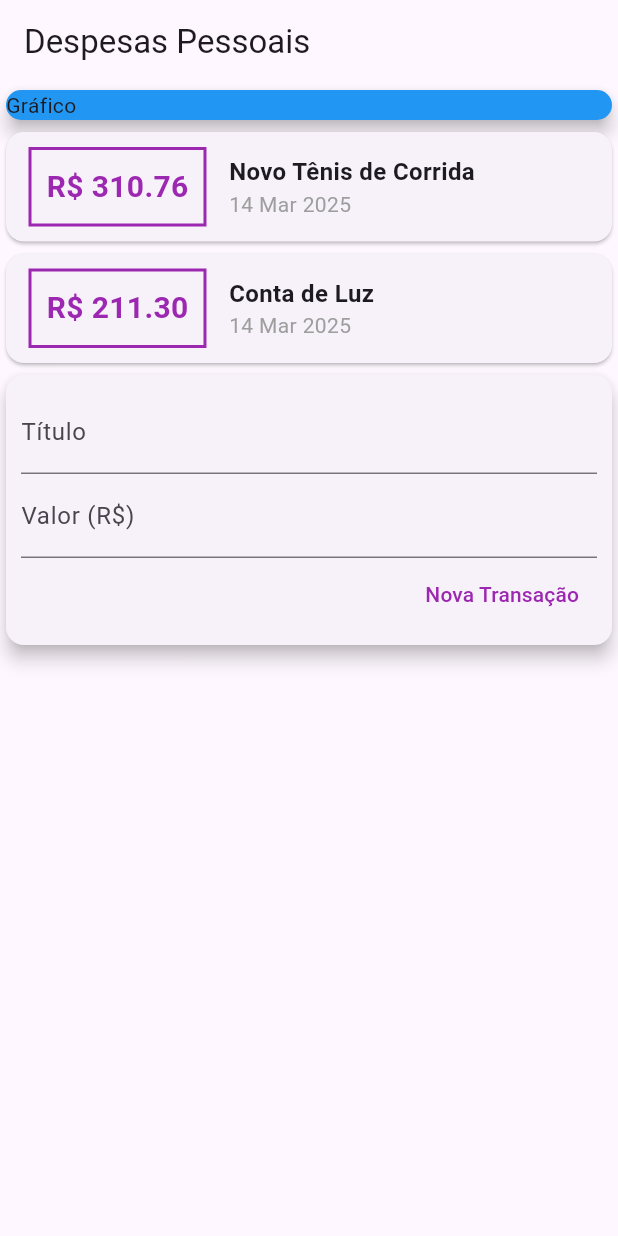
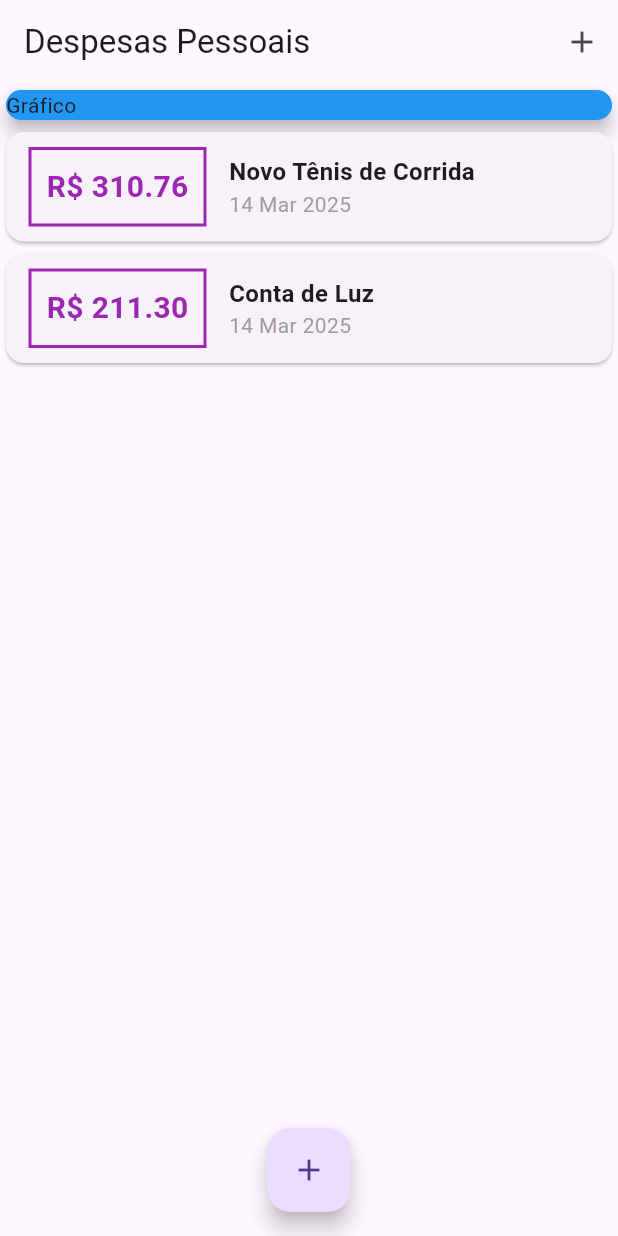
Before and after one commit to VladimirCGF/Expenses-Curso-Udemy, a Flutter app: the screen it shows after launch, on a phone screen of 412 x 824 dp. Run offline on Flutter 3.47's test engine with Material 3 defaults, Android fonts, the phone set to English and light mode, and no system bars.

Commit message:
Estilo com Theme

```diff
--- a/lib/components/transaction_list.dart
+++ b/lib/components/transaction_list.dart
@@ -1,7 +1,6 @@
 import 'package:flutter/material.dart';
+import '../models/transaction.dart';
 import 'package:intl/intl.dart';
-import '../models/transaction.dart';
-
 
 class TransactionList extends StatelessWidget {
   final List<Transaction> transactions;
@@ -10,8 +9,12 @@ class TransactionList extends StatelessWidget {
 
   @override
   Widget build(BuildContext context) {
-    return Column(
-      children: transactions.map((tr) {
+    return SizedBox(
+      height: 300,
+      child: ListView.builder(
+        itemCount: transactions.length,
+        itemBuilder: (ctx, index) {
+          final tr = transactions[index];
           return Card(
             child: Row(
               children: [
@@ -22,17 +25,17 @@ class TransactionList extends StatelessWidget {
                   ),
                   decoration: BoxDecoration(
                     border: Border.all(
-                    color: Colors.purple,
+                      color: Theme.of(context).colorScheme.primary,
                       width: 2,
                     ),
                   ),
                   padding: const EdgeInsets.all(10),
                   child: Text(
                     'R\$ ${tr.value.toStringAsFixed(2)}',
-                  style: const TextStyle(
+                    style: TextStyle(
                       fontWeight: FontWeight.bold,
                       fontSize: 20,
-                    color: Colors.purple,
+                      color: Theme.of(context).colorScheme.primary,
                     ),
                   ),
                 ),
@@ -57,7 +60,8 @@ class TransactionList extends StatelessWidget {
               ],
             ),
           );
-      }).toList(),
+        },
+      ),
     );
   }
 }
--- a/lib/components/transaction_user.dart
+++ /dev/null
@@ -1,52 +0,0 @@
-import 'package:flutter/material.dart';
-import 'dart:math';
-import 'transaction_form.dart';
-import 'transaction_list.dart';
-import '../models/transaction.dart';
-
-class TransactionUser extends StatefulWidget {
-  const TransactionUser({super.key});
-
-  @override
-  State<TransactionUser> createState() => _TransactionUserState();
-}
-
-class _TransactionUserState extends State<TransactionUser> {
-  final _transactions = [
-    Transaction(
-      id: 't1',
-      title: 'Novo Tênis de Corrida',
-      value: 310.76,
-      date: DateTime.now(),
-    ),
-    Transaction(
-      id: 't2',
-      title: 'Conta de Luz',
-      value: 211.30,
-      date: DateTime.now(),
-    ),
-  ];
-
-  _addTransaction(String title, double value) {
-    final newTransaction = Transaction(
-      id: Random().nextDouble().toString(),
-      title: title,
-      value: value,
-      date: DateTime.now(),
-    );
-
-    setState(() {
-      _transactions.add(newTransaction);
-    });
-  }
-
-  @override
-  Widget build(BuildContext context) {
-    return Column(
-      children: [
-        TransactionList(_transactions),
-        TransactionForm(_addTransaction),
-      ],
-    );
-  }
-}
--- a/lib/main.dart
+++ b/lib/main.dart
@@ -1,54 +1,109 @@
-import 'package:expenses/models/transaction.dart';
+import 'package:expenses/components/transaction_form.dart';
 import 'package:flutter/material.dart';
-
-import 'components/transaction_user.dart';
+import 'dart:math';
+import 'components/transaction_form.dart';
+import 'components/transaction_list.dart';
+import 'models/transaction.dart';
 
 main() => runApp(ExpensesApp());
 
 class ExpensesApp extends StatelessWidget {
-  const ExpensesApp({super.key});
+  ExpensesApp({super.key});
+  final ThemeData tema = ThemeData();
 
   @override
   Widget build(BuildContext context) {
-    return MaterialApp(home: MyHomePage());
+    return MaterialApp(
+      home: const MyHomePage(),
+      theme: tema.copyWith(
+        colorScheme: tema.colorScheme.copyWith(
+          primary: Colors.purple,
+          secondary: Colors.amber,
+        ),
+      ),
+    );
   }
 }
 
-class MyHomePage extends StatelessWidget {
+class MyHomePage extends StatefulWidget {
+  const MyHomePage({super.key});
+
+  @override
+  State<MyHomePage> createState() => _MyHomePageState();
+}
+
+class _MyHomePageState extends State<MyHomePage> {
   final _transactions = [
     Transaction(
       id: 't1',
-      title: 'Novo Tênis',
+      title: 'Novo Tênis de Corrida',
       value: 310.76,
       date: DateTime.now(),
     ),
     Transaction(
       id: 't2',
       title: 'Conta de Luz',
-      value: 510.76,
+      value: 211.30,
       date: DateTime.now(),
     ),
   ];
+
+  _addTransaction(String title, double value) {
+    final newTransaction = Transaction(
+      id: Random().nextDouble().toString(),
+      title: title,
+      value: value,
+      date: DateTime.now(),
+    );
+
+    setState(() {
+      _transactions.add(newTransaction);
+    });
+
+    Navigator.of(context).pop();
+  }
+
+  _openTransactionFormModal(BuildContext context) {
+    showModalBottomSheet(
+      context: context,
+      builder: (_) {
+        return TransactionForm(_addTransaction);
+      },
+    );
+  }
 
   @override
   Widget build(BuildContext context) {
     return Scaffold(
       appBar: AppBar(
         title: const Text('Despesas Pessoais'),
+        actions: [
+          IconButton(
+            icon: const Icon(Icons.add),
+            onPressed: () => _openTransactionFormModal(context),
           ),
-      body: Column(
+        ],
+      ),
+      body: SingleChildScrollView(
+        child: Column(
           crossAxisAlignment: CrossAxisAlignment.stretch,
-        children: const [
-          SizedBox(
+          children: [
+            const SizedBox(
               child: Card(
                 color: Colors.blue,
                 elevation: 5,
                 child: Text('Gráfico'),
               ),
             ),
-          TransactionUser(),
+            TransactionList(_transactions),
           ],
         ),
+      ),
+      floatingActionButton: FloatingActionButton(
+        child: const Icon(Icons.add),
+        onPressed: () => _openTransactionFormModal(context),
+      ),
+      floatingActionButtonLocation: FloatingActionButtonLocation.centerFloat,
     );
   }
 }
```
Also changed, not shown: lib/components/transaction_form.dart (+25 -8 lines). Lines whose indentation alone changed are shown as unchanged.
